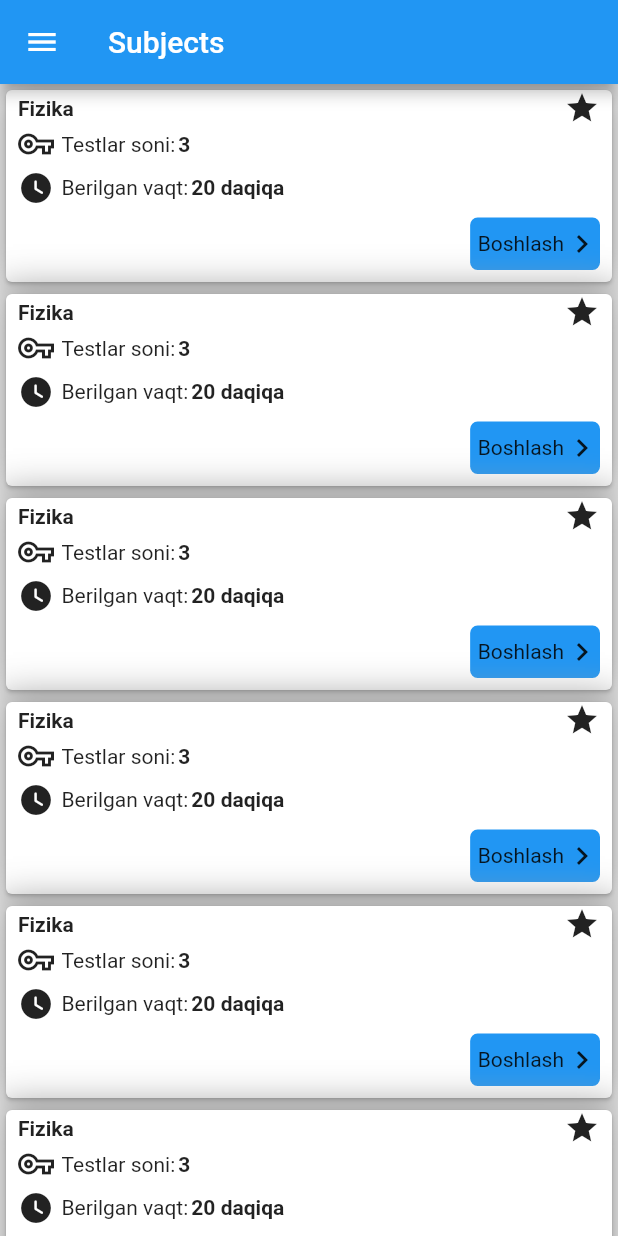
After one commit to Amirdin99/online_test, a Flutter app: the SubjectPage screen opened directly, on a phone screen of 412 x 824 dp. The commit adds this screen. Run offline on Flutter 3.47's test engine with Material 2 defaults, Android fonts, the phone set to English and light mode, and no system bars; our stand-ins replace shared_preferences; missing offline and left inert: flutter_windowmanager; accounts and stored records are empty; network calls fail.

Commit message:
Merge remote-tracking branch 'origin/master'

```diff
--- a/lib/constants/url_constants.dart
+++ b/lib/constants/url_constants.dart
@@ -10,6 +10,7 @@ class BASE_URL {
   static String GET_STUDENTS=BASE_URl+"/v1/center/students";
   static String GET_SUBJECT_LIST=BASE_URl+"/v1/subject/content";
   static String GET_USER_PROFILE = BASE_URl + "/v1/auth/user/";
+  static String GET_ORGANIZATION_LIST = BASE_URl + "/v1/center/organizations";
 
 
 }
--- /dev/null
+++ b/lib/models/organization_model /organization.dart
@@ -0,0 +1,37 @@
+import 'results.dart';
+
+class Organization {
+  Organization({
+      this.count,
+      this.next,
+      this.previous,
+      this.results,});
+
+  Organization.fromJson(dynamic json) {
+    count = json['count'];
+    next = json['next'];
+    previous = json['previous'];
+    if (json['results'] != null) {
+      results = [];
+      json['results'].forEach((v) {
+        results?.add(Results.fromJson(v));
+      });
+    }
+  }
+  int? count;
+  dynamic next;
+  dynamic previous;
+  List<Results>? results;
+
+  Map<String, dynamic> toJson() {
+    final map = <String, dynamic>{};
+    map['count'] = count;
+    map['next'] = next;
+    map['previous'] = previous;
+    if (results != null) {
+      map['results'] = results?.map((v) => v.toJson()).toList();
+    }
+    return map;
+  }
+
+}
--- a/lib/rouutes/route_names.dart
+++ b/lib/rouutes/route_names.dart
@@ -8,4 +8,5 @@ class MainRoutes {
   static const String my_profile_screen = "my_profile_screen";
   static const String aplication = "aplication";
   static const String login_with_pin = "login_with_pin";
+  static const String subject_page = "subject_page";
 }
--- /dev/null
+++ b/lib/screens/home_screen/subjects/subject_page.dart
@@ -0,0 +1,150 @@
+import 'package:flutter/material.dart';
+import 'package:online_test/repositories/user_repositories.dart';
+
+import '../../../widget/drower_widget.dart';
+
+class SubjectPage extends StatefulWidget {
+  const SubjectPage({Key? key}) : super(key: key);
+
+  @override
+  State<SubjectPage> createState() => _SubjectPageState();
+}
+
+class _SubjectPageState extends State<SubjectPage> {
+  postAplication() async {
+    await UserRepositories.getInstance()
+        .postAplication(101101101, "Fizika mexanika", 1);
+  }
+
+  @override
+  void initState() {
+    postAplication();
+    // TODO: implement initState
+    super.initState();
+  }
+
+  bool cliked = false;
+
+  @override
+  Widget build(BuildContext context) {
+    return Scaffold(
+      drawer: const Drawer(
+        child: DroverWidget(),
+      ),
+      appBar: AppBar(
+        title: Text("Subjects"),
+      ),
+      body: Container(
+        child: ListView.builder(
+            itemCount: 10,
+            itemBuilder: (context, index) {
+              return Container(
+                decoration: const BoxDecoration(
+                  boxShadow: [
+                    BoxShadow(
+                      color: Colors.grey,
+                      blurRadius: 20.0,
+                    ),
+                  ],
+                ),
+                child: Card(
+                  child: Column(
+                    children: [
+                      Container(
+                        margin: const EdgeInsets.only(left: 8, right: 8),
+                        child: Row(
+                          mainAxisAlignment: MainAxisAlignment.spaceBetween,
+                          children: [
+                            const Text(
+                              'Fizika',
+                              style: TextStyle(
+                                  fontSize: 14, fontWeight: FontWeight.bold),
+                            ),
+                            cliked
+                                ? IconButton(
+                                    onPressed: () {},
+                                    icon: Icon(
+                                      Icons.question_mark,
+                                      color: Colors.red,
+                                    ))
+                                : Icon(Icons.star)
+                          ],
+                        ),
+                      ),
+                      Container(
+                        margin: const EdgeInsets.only(left: 8, right: 8),
+                        child: Row(
+                          children: const [
+                            Icon(Icons.vpn_key_outlined),
+                            SizedBox(
+                              width: 5,
+                            ),
+                            Text("Testlar soni:"),
+                            SizedBox(
+                              width: 2,
+                            ),
+                            Text(
+                              "3",
+                              style: TextStyle(fontWeight: FontWeight.bold),
+                            ),
+                          ],
+                        ),
+                      ),
+                      const SizedBox(
+                        height: 5,
+                      ),
+                      Container(
+                        margin: const EdgeInsets.only(left: 8, right: 8),
+                        child: Row(
+                          children: const [
+                            Icon(Icons.watch_later_rounded),
+                            SizedBox(
+                              width: 5,
+                            ),
+                            Text("Berilgan vaqt:"),
+                            SizedBox(
+                              width: 2,
+                            ),
+                            Text(
+                              "20 daqiqa",
+                              style: TextStyle(fontWeight: FontWeight.bold),
+                            ),
+                          ],
+                        ),
+                      ),
+                      Row(
+                        mainAxisAlignment: MainAxisAlignment.end,
+                        children: [
+                          InkWell(
+                            onTap: () {
+                              setState(() {});
+                             // cliked = true;
+                              // Navigator.of(context).pushNamed("test_screen");
+                            },
+                            child: Container(
+                              height: 35,
+                              decoration: BoxDecoration(
+                                borderRadius: BorderRadius.circular(5),
+                                color: Colors.blue,
+                              ),
+                              margin: EdgeInsets.all(8),
+                              padding: EdgeInsets.only(left: 5),
+                              child: Row(
+                                children: const [
+                                  Text("Boshlash"),
+                                  Icon(Icons.navigate_next),
+                                ],
+                              ),
+                            ),
+                          )
+                        ],
+                      ),
+                    ],
+                  ),
+                ),
+              );
+            }),
+      ),
+    );
+  }
+}
--- a/pubspec.yaml
+++ b/pubspec.yaml
@@ -38,6 +38,7 @@ dependencies:
   cupertino_icons:
   http: ^0.13.3
   shared_preferences: ^2.0.17
+  flutter_windowmanager: ^0.2.0
 
 dev_dependencies:
   flutter_test:
```
Also changed, not shown: lib/constants/ststus_code.dart (+0 -20 lines), lib/models/organization_model /results.dart (added, +20 -0 lines), lib/repositories/user_repositories.dart (+19 -0 lines), lib/rouutes/rouutes.dart (+6 -1 lines), lib/screens/aplication/aplication_page.dart (+29 -9 lines), lib/screens/home_screen/home_screen.dart (+3 -7 lines), lib/screens/my_profile_page.dart (+9 -8 lines), lib/screens/organization/organization_page.dart (added, +67 -0 lines), lib/screens/organization/widgets/item_widget.dart (added, +59 -0 lines), pubspec.lock.
